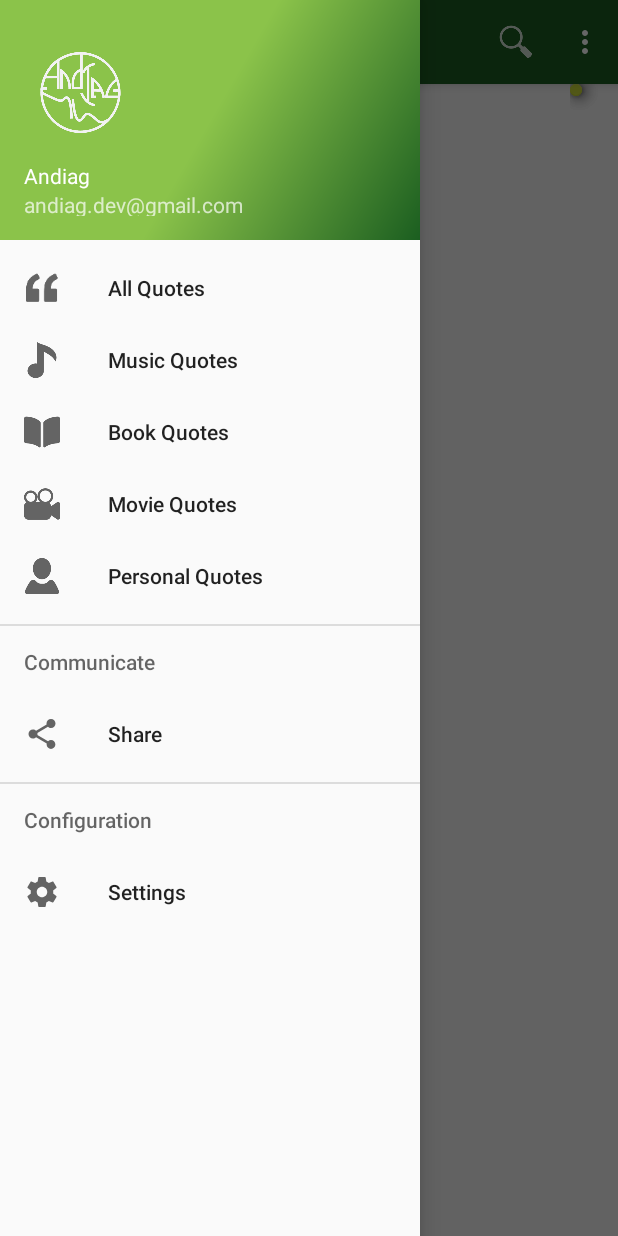
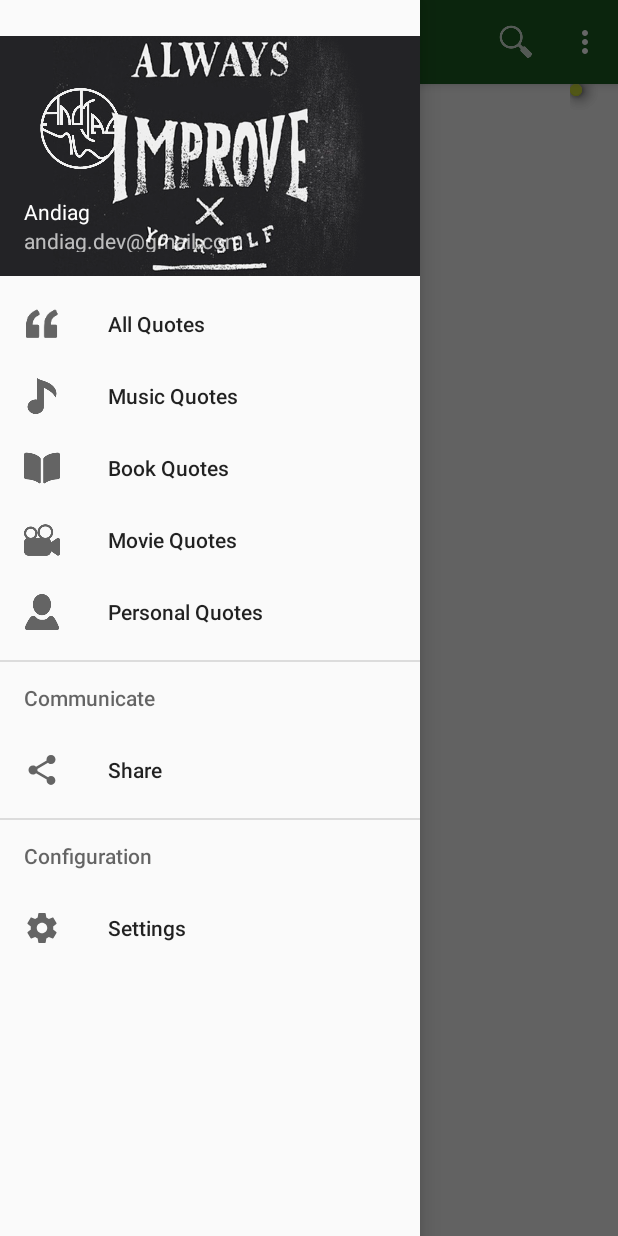
Before and after one commit to AndIag/MyQuotes, an Android app: the screen it shows after launch (MainActivity), with the side drawer open, on a phone screen of 412 x 824 dp. Run offline under Robolectric (Android 15) with nearby library versions, the phone set to English and light mode, and no system bars; our stand-ins replace AdMob; libraries missing offline, so code that uses them is left out: com.afollestad.materialdialogs, com.firebase.client, com.github.clans.fab, jp.wasabeef.recyclerview; plain views replace FloatingActionButton, FloatingActionMenu; 27 statements that could not run were skipped.

Commit message:
Añadidas imágenes de las categorías.

```diff
--- a/app/build.gradle
+++ b/app/build.gradle
@@ -8,7 +8,7 @@ android {
         lite {
             applicationId 'es.coru.andiag.myquotes'
             resValue "string", "app_name", "MyQuotes (Lite)"
-            minSdkVersion 15
+            minSdkVersion 16
             targetSdkVersion 23
             versionCode 0
             versionName "0.1"
@@ -16,7 +16,7 @@ android {
         pro {
             applicationId 'es.coru.andiag.myquotes.pro'
             resValue "string", "app_name", "MyQuotes"
-            minSdkVersion 15
+            minSdkVersion 16
             targetSdkVersion 23
             versionCode 0
             versionName "0.1"
@@ -24,7 +24,7 @@ android {
         admin {
             applicationId 'es.coru.andiag.myquotes.admin'
             resValue "string", "app_name", "MyQuotes (Admin)"
-            minSdkVersion 15
+            minSdkVersion 16
             targetSdkVersion 23
             versionCode 0
             versionName "0.1"
--- a/app/src/main/java/es/coru/andiag/myquotes/activities/MainActivity.java
+++ b/app/src/main/java/es/coru/andiag/myquotes/activities/MainActivity.java
@@ -5,6 +5,7 @@ import android.content.Context;
 import android.content.Intent;
 import android.database.sqlite.SQLiteDatabase;
 import android.graphics.drawable.ColorDrawable;
+import android.graphics.drawable.Drawable;
 import android.net.Uri;
 import android.os.Build;
 import android.os.Bundle;
@@ -263,8 +264,19 @@ public class MainActivity extends BaseActivity
 
         NavigationView navigationView = (NavigationView) findViewById(R.id.nav_view);
         navigationView.setNavigationItemSelectedListener(this);
+        navigationView.setPadding(0, getStatusBarHeight(), 0, 0);
 
         if (savedInstanceState==null) onNavigationItemSelected(navigationView.getMenu().getItem(0));
+    }
+
+    // A method to find height of the status bar
+    public int getStatusBarHeight() {
+        int result = 0;
+        int resourceId = getResources().getIdentifier("status_bar_height", "dimen", "android");
+        if (resourceId > 0) {
+            result = getResources().getDimensionPixelSize(resourceId);
+        }
+        return result;
     }
 
     @Override
@@ -343,22 +355,26 @@ public class MainActivity extends BaseActivity
         // Handle navigation view item clicks here.
         int id = item.getItemId();
         Fragment f = QuoteListFragment.newInstance(0, QuoteType.DEFAULT);
-
+        Drawable image = getResources().getDrawable(R.drawable.nav_default);
         switch (id) {
             default:
                 f = QuoteListFragment.newInstance(0, QuoteType.DEFAULT);
                 break;
             case R.id.nav_music:
                 f = QuoteListFragment.newInstance(1, QuoteType.MUSIC);
+                image = getResources().getDrawable(R.drawable.nav_music);
                 break;
             case R.id.nav_book:
                 f = QuoteListFragment.newInstance(2, QuoteType.BOOK);
+                image = getResources().getDrawable(R.drawable.nav_book);
                 break;
             case R.id.nav_movies:
                 f = QuoteListFragment.newInstance(3, QuoteType.MOVIE);
+                image = getResources().getDrawable(R.drawable.nav_movie);
                 break;
             case R.id.nav_personal:
                 f = QuoteListFragment.newInstance(4, QuoteType.PERSONAL);
+                image = getResources().getDrawable(R.drawable.nav_personal);
                 break;
             case R.id.nav_share:
                 final String appPackageName = getPackageName(); // getPackageName() from Context or Activity object
@@ -379,7 +395,11 @@ public class MainActivity extends BaseActivity
                 .commit();
 
         DrawerLayout drawer = (DrawerLayout) findViewById(R.id.drawer_layout);
+
         drawer.closeDrawer(GravityCompat.START);
+        final NavigationView navigationView = (NavigationView) findViewById(R.id.nav_view);
+        View headView = navigationView.getHeaderView(0);
+        headView.setBackground(image);
         return true;
     }
 
--- a/app/src/main/res/layout/nav_header_main.xml
+++ b/app/src/main/res/layout/nav_header_main.xml
@@ -2,7 +2,7 @@
 <LinearLayout xmlns:android="http://schemas.android.com/apk/res/android"
     android:layout_width="match_parent"
     android:layout_height="@dimen/nav_header_height"
-    android:background="?attr/side_nav_bar_gradient"
+    android:background="@drawable/nav_default"
     android:gravity="bottom"
     android:orientation="vertical"
     android:paddingBottom="@dimen/activity_vertical_margin"
--- a/app/src/main/res/values-v21/themes.xml
+++ b/app/src/main/res/values-v21/themes.xml
@@ -1,7 +1,7 @@
 <?xml version="1.0" encoding="utf-8"?>
 <resources>
 
-    <style name="AppTheme.NoActionBar">
+    <style name="AppTheme" parent="AppTheme.Base">
         <item name="windowActionBar">false</item>
         <item name="windowNoTitle">true</item>
         <item name="android:windowDrawsSystemBarBackgrounds">true</item>
--- a/app/src/main/res/values/themes.xml
+++ b/app/src/main/res/values/themes.xml
@@ -1,9 +1,11 @@
 <?xml version="1.0" encoding="utf-8"?>
 <resources>
+
+    <style name="AppTheme" parent="AppTheme.Base" />
     <!-- =================== -->
     <!-- Application themes  -->
     <!-- =================== -->
-    <style name="AppTheme" parent="Theme.AppCompat.Light">
+    <style name="AppTheme.Base" parent="Theme.AppCompat.Light">
         <item name="colorPrimary">@color/lightPrimary</item>
         <item name="colorPrimaryDark">@color/lightPrimaryDark</item>
         <item name="colorAccent">@color/lightAccent</item>
```
Also changed, not shown: app/src/main/res/drawable/nav_book.png (added), app/src/main/res/drawable/nav_default.png (added), app/src/main/res/drawable/nav_movie.png (added), app/src/main/res/drawable/nav_music.png (added), app/src/main/res/drawable/nav_personal.png (added).
